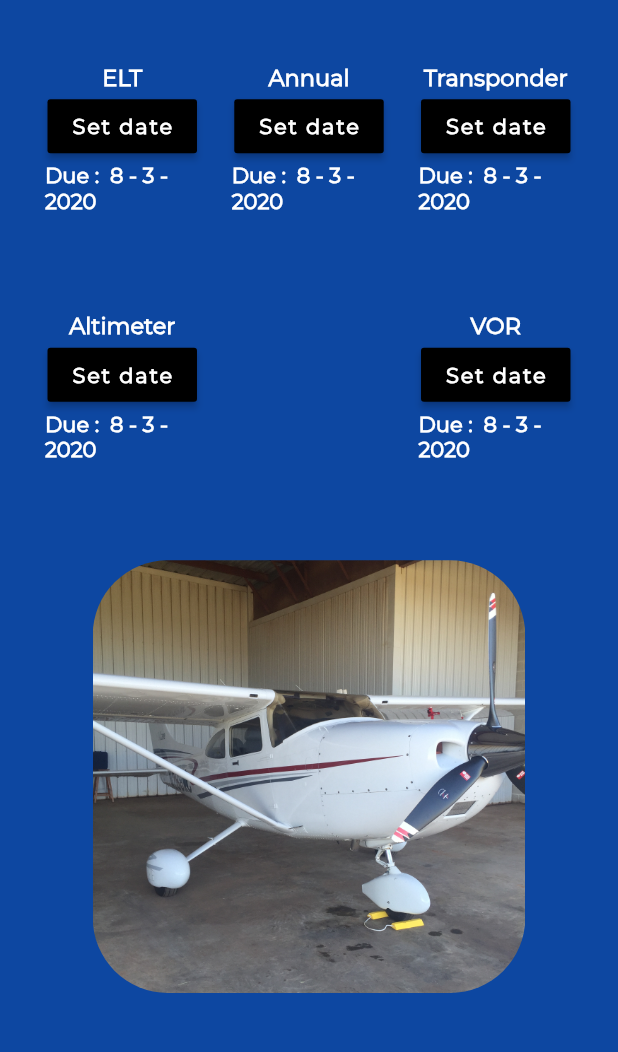
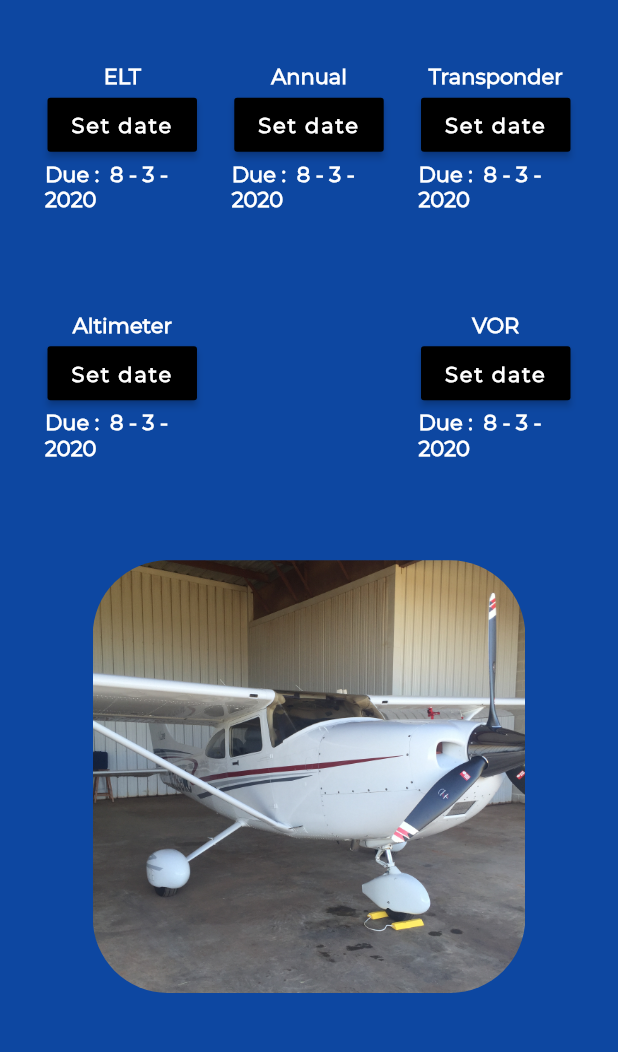
Before and after one commit to hadaes/aircraftMaintenance, a Flutter app: the screen it shows after launch, on a phone screen of 412 x 824 dp, the part 180-1232 px from its top. Run offline on Flutter 3.47's test engine with Material 2 defaults, Android fonts, the phone set to English and light mode, and no system bars; project files that could hold a hidden picture were left out.

Commit message:
Changed text size and position

```diff
--- a/lib/widgets/item_tracker.dart
+++ b/lib/widgets/item_tracker.dart
@@ -61,19 +61,22 @@ class _ItemTrackerState extends State<ItemTracker> {
             widget.item,
             style: TextStyle(
                 color: Colors.white,
-                fontSize: 15.0,
+                fontSize: 14.0,
                 fontWeight: FontWeight.w600,
                 fontFamily: "Montserrat"),
+            maxLines: 1,
           ),
           RaisedButton(
             color: Colors.black,
             child: Text(
               "Set date",
               style: TextStyle(
-                  color: Colors.white,
-                  letterSpacing: 1.2,
-                  fontFamily: "Montserrat",
-                  fontWeight: FontWeight.w800),
+                color: Colors.white,
+                letterSpacing: 1.2,
+                fontFamily: "Montserrat",
+                fontWeight: FontWeight.w800,
+              ),
+              textAlign: TextAlign.center,
             ),
             onPressed: () {
               selectDate(context);
@@ -86,6 +89,8 @@ class _ItemTrackerState extends State<ItemTracker> {
               fontWeight: FontWeight.w900,
               fontFamily: "Montserrat",
             ),
+            maxLines: 2,
+            overflow: TextOverflow.fade,
           ),
         ],
       ),
```
